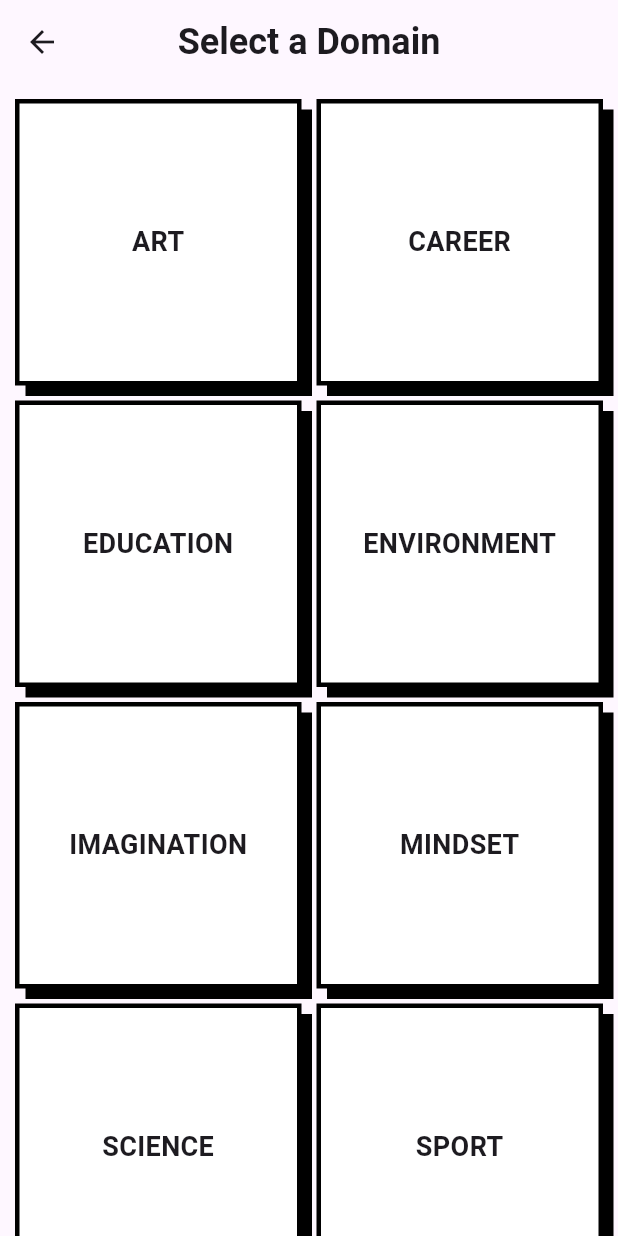
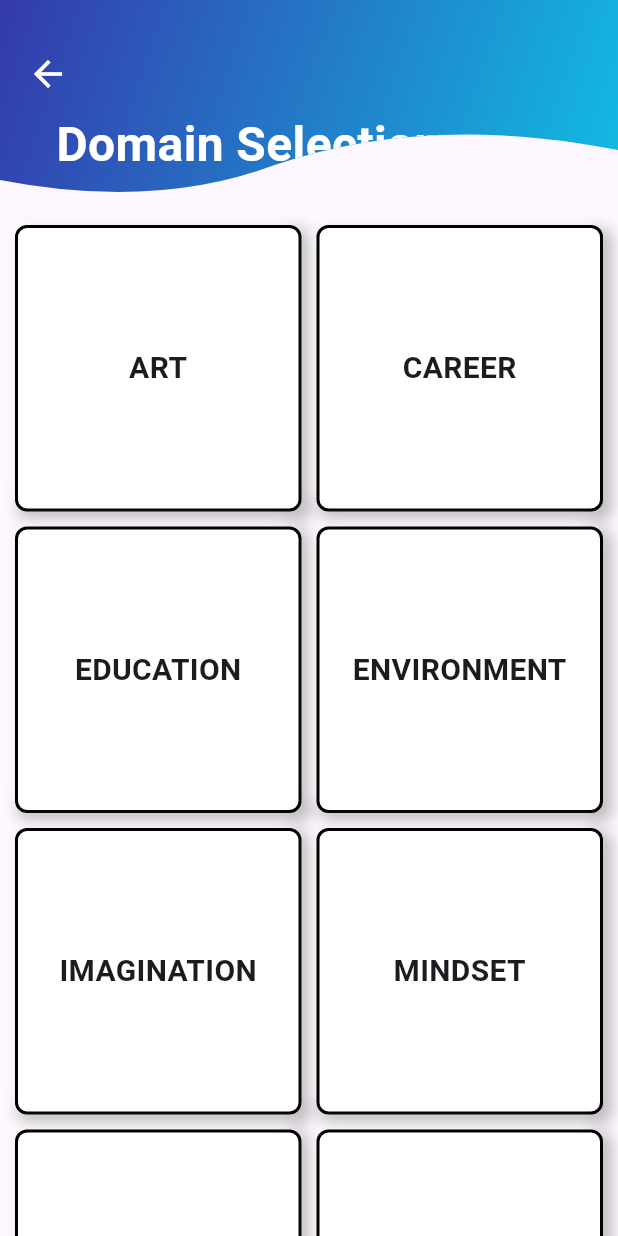
Before and after one commit to BettinaGotiu/licenta_app, a Flutter app: the DomainSelectionPage screen opened directly, on a phone screen of 412 x 824 dp. Run offline on Flutter 3.47's test engine with Material 3 defaults, Android fonts, the phone set to English and light mode, and no system bars; our stand-ins replace cloud_firestore, firebase_auth, firebase_core, flutter_custom_clippers, speech_to_text, table_calendar; missing offline and left inert: mrx_charts; accounts and stored records are empty; Roboto replaces fonts that are missing (Nacelle).

Commit message:
Implementing same blue layout

```diff
--- a/lib/pages/domain_selection_screen.dart
+++ b/lib/pages/domain_selection_screen.dart
@@ -1,5 +1,10 @@
 import 'package:flutter/material.dart';
 import 'prompt_selection_screen.dart';
+import 'package:flutter_custom_clippers/flutter_custom_clippers.dart';
+
+// Define the color palette
+final Color primaryColor = Color(0xFF3539AC);
+final Color secondaryColor = Color(0xFF11BDE3);
 
 class DomainSelectionPage extends StatelessWidget {
   final List<String> domains = [
@@ -17,15 +22,52 @@ class DomainSelectionPage extends StatelessWidget {
   @override
   Widget build(BuildContext context) {
     return Scaffold(
-      appBar: AppBar(
-        title: const Text(
-          'Select a Domain',
-          style: TextStyle(
-            fontSize: 24,
-            fontWeight: FontWeight.bold,
+      appBar: PreferredSize(
+        preferredSize: Size.fromHeight(140.0),
+        child: ClipPath(
+          clipper: WaveClipperTwo(),
+          child: Container(
+            decoration: BoxDecoration(
+              gradient: LinearGradient(
+                colors: [primaryColor, secondaryColor],
+                begin: Alignment.topLeft,
+                end: Alignment.bottomRight,
+              ),
+            ),
+            child: Column(
+              children: [
+                Padding(
+                  padding: const EdgeInsets.only(top: 25.0, left: 8.0),
+                  child: Align(
+                    alignment: Alignment.topLeft,
+                    child: IconButton(
+                      icon:
+                          Icon(Icons.arrow_back, color: Colors.white, size: 28),
+                      onPressed: () {
+                        Navigator.pop(context);
+                      },
+                    ),
+                  ),
+                ),
+                Center(
+                  child: Padding(
+                    padding: const EdgeInsets.only(
+                        top: 0.0, right: 80.0, bottom: 20),
+                    child: Text(
+                      'Domain Selection',
+                      style: TextStyle(
+                        fontSize: 32,
+                        fontWeight: FontWeight.bold,
+                        color: Colors.white,
+                        fontFamily: 'Nacelle',
+                      ),
+                    ),
+                  ),
+                ),
+              ],
+            ),
           ),
         ),
-        centerTitle: true,
       ),
       body: GridView.builder(
         padding: EdgeInsets.all(10),
@@ -49,16 +91,20 @@ class DomainSelectionPage extends StatelessWidget {
             child: Container(
               decoration: BoxDecoration(
                 color: Colors.white,
-                border: Border.all(color: Colors.black, width: 3),
+                border: Border.all(color: Colors.black, width: 2),
+                borderRadius: BorderRadius.circular(8),
                 boxShadow: [
                   BoxShadow(
-                    color: Colors.white,
-                    spreadRadius: -2.5,
-                    offset: Offset(7, 7),
+                    color: Colors.black.withOpacity(0.25),
+                    spreadRadius: 2,
+                    blurRadius: 8,
+                    offset: Offset(4, 4), // changes position of shadow
                   ),
                   BoxShadow(
-                    color: Colors.black,
-                    offset: Offset(7, 7),
+                    color: Colors.white,
+                    spreadRadius: -2,
+                    blurRadius: 8,
+                    offset: Offset(-4, -4), // changes position of shadow
                   ),
                 ],
               ),
@@ -66,7 +112,7 @@ class DomainSelectionPage extends StatelessWidget {
                 child: Text(
                   domains[index].toUpperCase(),
                   style: TextStyle(
-                    fontSize: 18,
+                    fontSize: 20,
                     fontWeight: FontWeight.bold,
                   ),
                   textAlign: TextAlign.center,
--- a/lib/pages/prompt_selection_screen.dart
+++ b/lib/pages/prompt_selection_screen.dart
@@ -104,7 +104,7 @@ class _PromptSelectionPageState extends State<PromptSelectionPage> {
             child: Column(
               children: [
                 Padding(
-                  padding: const EdgeInsets.only(top: 30.0, left: 8.0),
+                  padding: const EdgeInsets.only(top: 20.0, left: 8.0),
                   child: Align(
                     alignment: Alignment.topLeft,
                     child: IconButton(
@@ -119,7 +119,7 @@ class _PromptSelectionPageState extends State<PromptSelectionPage> {
                 Center(
                   child: Padding(
                     padding: const EdgeInsets.only(
-                        top: 0.0, right: 40.0, bottom: 40),
+                        top: 0.0, right: 40.0, bottom: 50),
                     child: Text(
                       'Choose your prompt',
                       style: TextStyle(
```
